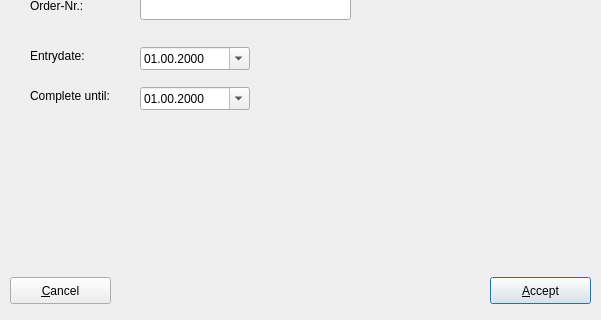
Qt form trunk/ui/msgeditfrm.ui (BackupTheBerlios/first4-svn) before a commit; both pictures show x 0 to 601 and y 243 to 563 of the 601 by 563 pixel window.
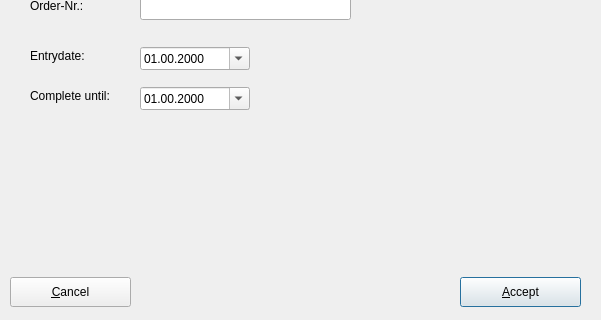
The same form after that commit. Icons and pictures are not drawn.

Commit message: 20080302 *msgeditfrm locks now entries *Bugfixing in msgmodule

```diff
--- a/trunk/ui/msgeditfrm.ui
+++ b/trunk/ui/msgeditfrm.ui
@@ -18,10 +18,10 @@
   <widget class="QPushButton" name="btnaccept" >
    <property name="geometry" >
     <rect>
-     <x>490</x>
+     <x>460</x>
      <y>520</y>
-     <width>101</width>
-     <height>27</height>
+     <width>121</width>
+     <height>30</height>
     </rect>
    </property>
    <property name="text" >
@@ -36,8 +36,8 @@
     <rect>
      <x>10</x>
      <y>520</y>
-     <width>101</width>
-     <height>27</height>
+     <width>121</width>
+     <height>30</height>
     </rect>
    </property>
    <property name="text" >
```
The commit also changes 3 other files.
